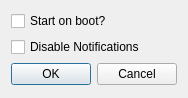
Above: Forms/dialog.ui from jasonodonnell/twitchcreep before the change. Below: the same form after it.
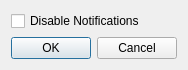
That is the form after the change.

Commit message: Removing help window button

```diff
--- a/Forms/dialog.ui
+++ b/Forms/dialog.ui
@@ -7,20 +7,13 @@
     <x>0</x>
     <y>0</y>
     <width>184</width>
-    <height>98</height>
+    <height>70</height>
    </rect>
   </property>
   <property name="windowTitle">
    <string>Options</string>
   </property>
   <layout class="QVBoxLayout" name="verticalLayout">
-   <item>
-    <widget class="QCheckBox" name="bootCheckBox">
-     <property name="text">
-      <string>Start on boot?</string>
-     </property>
-    </widget>
-   </item>
    <item>
     <widget class="QCheckBox" name="notificationCheckBox">
      <property name="text">
```
The commit also changes 1 other file.
